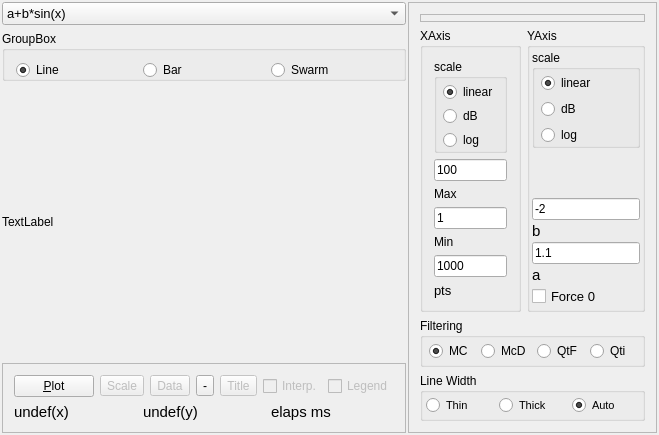
First picture: the form in MainWindow.ui, repository max-privato/TestCLineChart, before the edit.
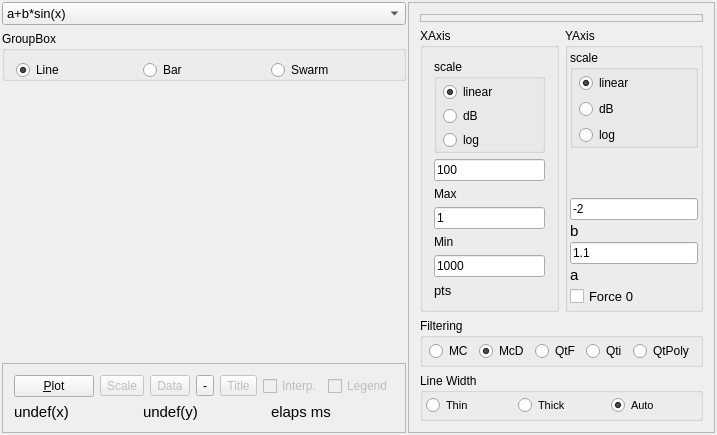
Second picture: the form after the edit. Custom widgets are drawn as their Qt base class.

Commit message: Update plot filtering buttons

```diff
--- a/MainWindow.ui
+++ b/MainWindow.ui
@@ -6,7 +6,7 @@
    <rect>
     <x>0</x>
     <y>0</y>
-    <width>647</width>
+    <width>678</width>
     <height>428</height>
    </rect>
   </property>
@@ -202,8 +202,8 @@
        </widget>
       </item>
       <item>
-       <widget class="CLineChart" name="lineChart">
-        <property name="text">
+       <widget class="CLineChart" name="lineChart" native="true">
+        <property name="text" stdset="0">
          <string>TextLabel</string>
         </property>
        </widget>
@@ -881,7 +881,7 @@
              <string>MC</string>
             </property>
             <property name="checked">
-             <bool>true</bool>
+             <bool>false</bool>
             </property>
            </widget>
           </item>
@@ -893,6 +893,9 @@
             <property name="text">
              <string>McD</string>
             </property>
+            <property name="checked">
+             <bool>true</bool>
+            </property>
            </widget>
           </item>
           <item>
@@ -909,6 +912,9 @@
             <property name="text">
              <string>QtF</string>
             </property>
+            <property name="checked">
+             <bool>false</bool>
+            </property>
            </widget>
           </item>
           <item>
@@ -921,6 +927,13 @@
             </property>
            </widget>
           </item>
+          <item>
+           <widget class="QRadioButton" name="QtPoly">
+            <property name="text">
+             <string>QtPoly</string>
+            </property>
+           </widget>
+          </item>
          </layout>
         </widget>
        </item>
@@ -1027,8 +1040,8 @@
  <customwidgets>
   <customwidget>
    <class>CLineChart</class>
-   <extends>QLabel</extends>
-   <header location="global">clinechart.h</header>
+   <extends>QWidget</extends>
+   <header>CLineChart.h</header>
    <container>1</container>
   </customwidget>
  </customwidgets>
```
The commit also changes 4 other files.
